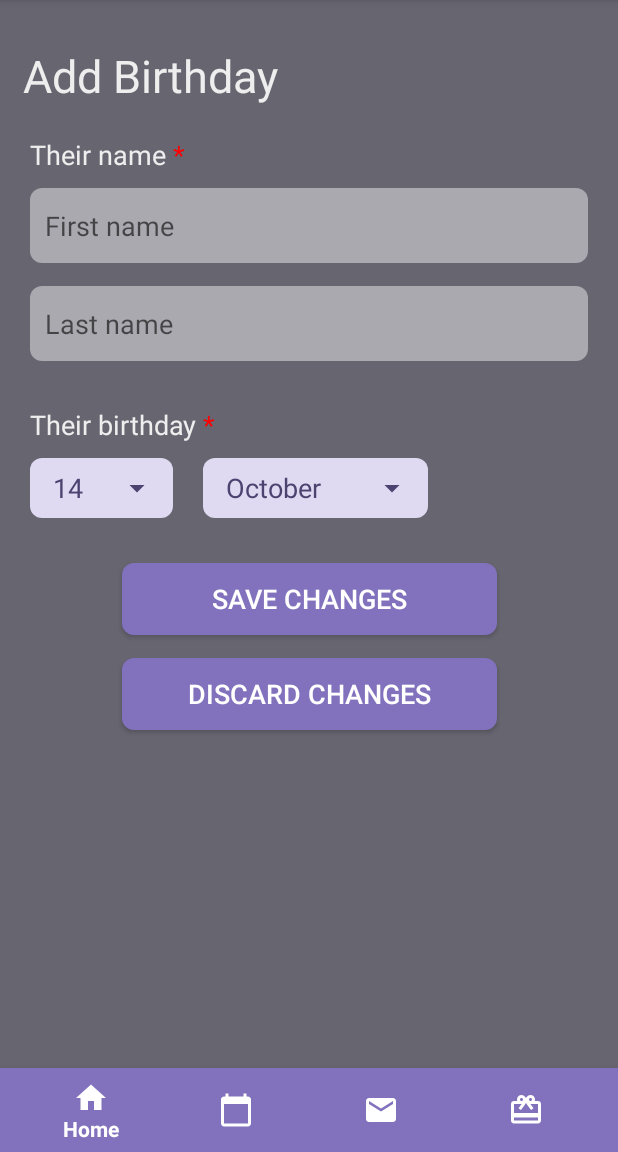
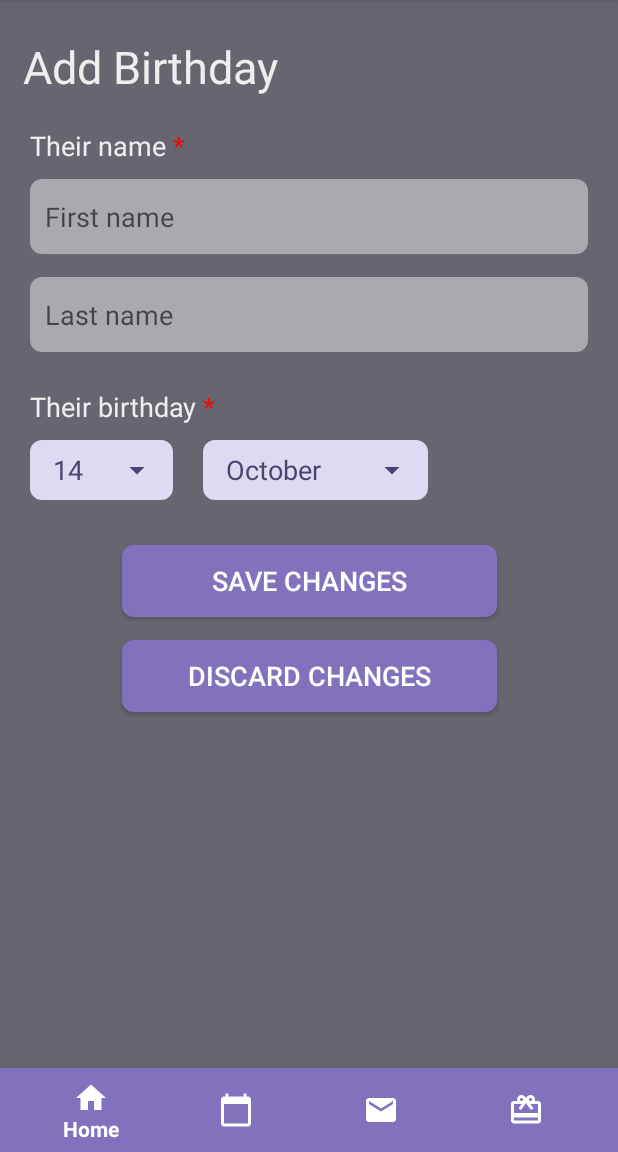
Before and after one commit to mariamedi/AnotherYear, an Android app: the fragment BirthdayDetailFragment placed in its activity, on a phone screen of 412 x 824 dp, the part 84-1236 px from its top. Run offline under Robolectric (Android 15) with nearby library versions, the phone set to English and light mode, and no system bars; our stand-ins replace Room's generated code; 2 statements that could not run were skipped.

```diff
--- a/app/src/main/res/layout/fragment_birthday_detail.xml
+++ b/app/src/main/res/layout/fragment_birthday_detail.xml
@@ -12,13 +12,12 @@
         android:layout_height="wrap_content"
         android:layout_marginStart="15dp"
         android:layout_marginLeft="15dp"
-        android:layout_marginTop="30dp"
+        android:layout_marginTop="24dp"
+        android:text="@string/edit_birthday"
         android:textColor="#EEEEEE"
         android:textSize="30sp"
-        android:text="@string/edit_birthday"
         app:layout_constraintStart_toStartOf="parent"
-        app:layout_constraintTop_toTopOf="parent"
-        />
+        app:layout_constraintTop_toTopOf="parent" />
 
     <TextView
         android:id="@+id/birth_name_text_view"
@@ -88,13 +87,12 @@
         android:layout_height="wrap_content"
         android:layout_marginStart="20dp"
         android:layout_marginLeft="20dp"
-        android:layout_marginTop="30dp"
+        android:layout_marginTop="24dp"
         android:text="@string/birthday"
         android:textColor="#EEEEEE"
         android:textSize="18sp"
         app:layout_constraintStart_toStartOf="parent"
-        app:layout_constraintTop_toBottomOf="@+id/last_name_edit_text"
-        />
+        app:layout_constraintTop_toBottomOf="@+id/last_name_edit_text" />
 
     <RelativeLayout
         android:id="@+id/spin_lay"
```
